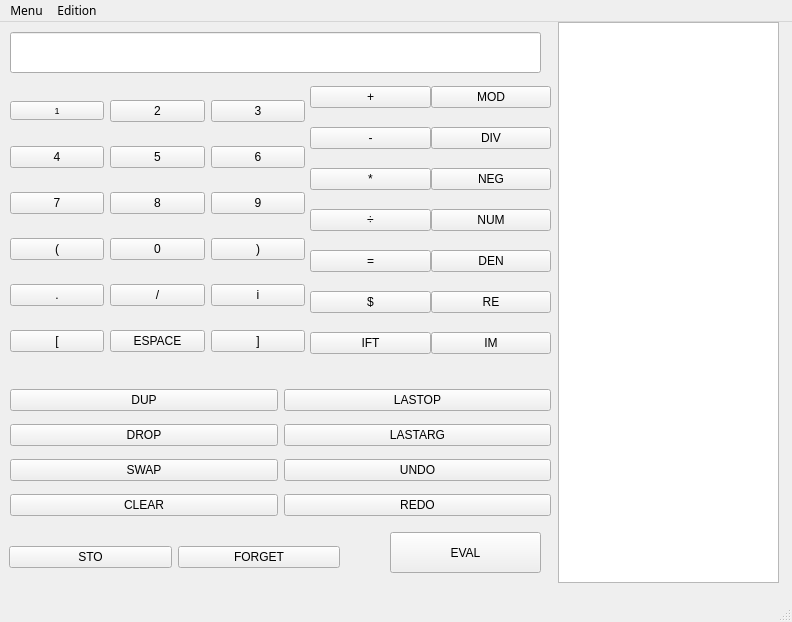
Above: Projetv2/calculatrice.ui from Tyrannas/LO21---P16 before the change. Below: the same form after it.
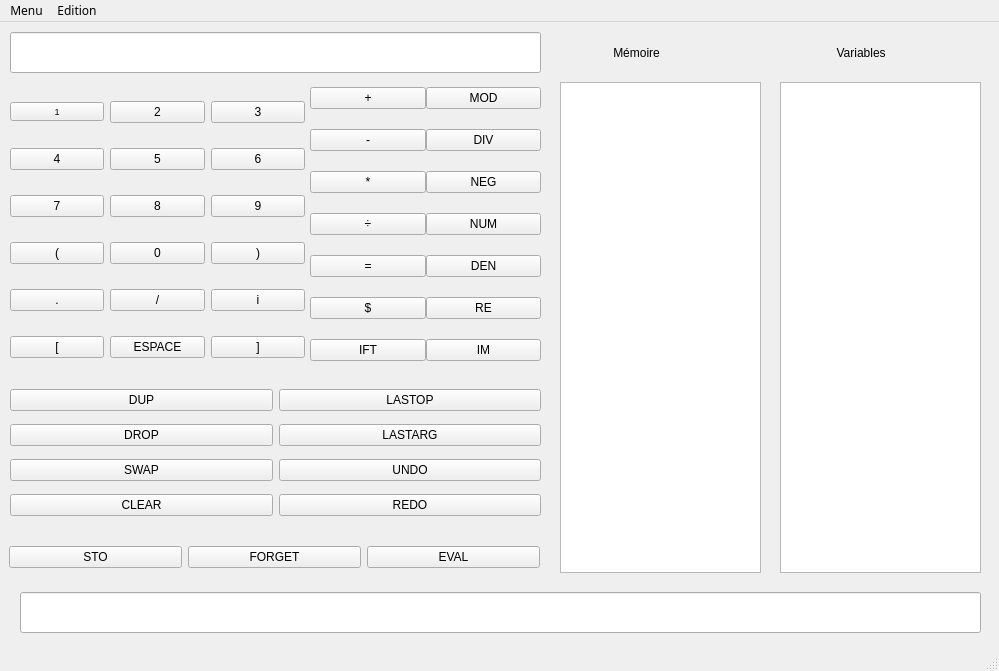
That is the form after the change.

Patch:
```diff
--- a/Projetv2/calculatrice.ui
+++ b/Projetv2/calculatrice.ui
@@ -6,8 +6,8 @@
    <rect>
     <x>0</x>
     <y>0</y>
-    <width>792</width>
-    <height>622</height>
+    <width>999</width>
+    <height>671</height>
    </rect>
   </property>
   <property name="windowTitle">
@@ -36,7 +36,7 @@
       <x>10</x>
       <y>60</y>
       <width>295</width>
-      <height>291</height>
+      <height>301</height>
      </rect>
     </property>
     <layout class="QGridLayout" name="gridLayout">
@@ -178,8 +178,8 @@
      <rect>
       <x>310</x>
       <y>60</y>
-      <width>241</width>
-      <height>281</height>
+      <width>231</width>
+      <height>288</height>
      </rect>
     </property>
     <layout class="QGridLayout" name="gridLayout_2">
@@ -294,7 +294,7 @@
      <rect>
       <x>10</x>
       <y>360</y>
-      <width>541</width>
+      <width>531</width>
       <height>141</height>
      </rect>
     </property>
@@ -357,26 +357,13 @@
      </item>
     </layout>
    </widget>
-   <widget class="QPushButton" name="pushButton_EVAL">
-    <property name="geometry">
-     <rect>
-      <x>390</x>
-      <y>510</y>
-      <width>151</width>
-      <height>41</height>
-     </rect>
-    </property>
-    <property name="text">
-     <string>EVAL</string>
-    </property>
-   </widget>
    <widget class="QListWidget" name="affPile">
     <property name="geometry">
      <rect>
-      <x>558</x>
-      <y>0</y>
-      <width>221</width>
-      <height>561</height>
+      <x>560</x>
+      <y>60</y>
+      <width>201</width>
+      <height>491</height>
      </rect>
     </property>
     <property name="font">
@@ -391,18 +378,11 @@
      <rect>
       <x>9</x>
       <y>510</y>
-      <width>331</width>
+      <width>531</width>
       <height>51</height>
      </rect>
     </property>
     <layout class="QGridLayout" name="gridLayout_4">
-     <item row="0" column="0">
-      <widget class="QPushButton" name="pushButton_STO">
-       <property name="text">
-        <string>STO</string>
-       </property>
-      </widget>
-     </item>
      <item row="0" column="1">
       <widget class="QPushButton" name="pushButton_FORGET">
        <property name="text">
@@ -410,15 +390,92 @@
        </property>
       </widget>
      </item>
+     <item row="0" column="0">
+      <widget class="QPushButton" name="pushButton_STO">
+       <property name="text">
+        <string>STO</string>
+       </property>
+      </widget>
+     </item>
+     <item row="0" column="2">
+      <widget class="QPushButton" name="pushButton_EVAL">
+       <property name="text">
+        <string>EVAL</string>
+       </property>
+      </widget>
+     </item>
     </layout>
    </widget>
+   <widget class="QLabel" name="label">
+    <property name="geometry">
+     <rect>
+      <x>560</x>
+      <y>10</y>
+      <width>201</width>
+      <height>41</height>
+     </rect>
+    </property>
+    <property name="text">
+     <string>                Mémoire</string>
+    </property>
+   </widget>
+   <widget class="QLabel" name="label_2">
+    <property name="geometry">
+     <rect>
+      <x>800</x>
+      <y>10</y>
+      <width>171</width>
+      <height>41</height>
+     </rect>
+    </property>
+    <property name="text">
+     <string>           Variables</string>
+    </property>
+   </widget>
+   <widget class="QTableView" name="tableView">
+    <property name="geometry">
+     <rect>
+      <x>780</x>
+      <y>60</y>
+      <width>201</width>
+      <height>491</height>
+     </rect>
+    </property>
+   </widget>
+   <widget class="QLineEdit" name="affErreur">
+    <property name="geometry">
+     <rect>
+      <x>20</x>
+      <y>570</y>
+      <width>961</width>
+      <height>41</height>
+     </rect>
+    </property>
+    <property name="font">
+     <font>
+      <family>Roboto Light</family>
+      <pointsize>11</pointsize>
+      <weight>75</weight>
+      <italic>true</italic>
+      <bold>true</bold>
+     </font>
+    </property>
+    <property name="autoFillBackground">
+     <bool>false</bool>
+    </property>
+    <property name="styleSheet">
+     <string notr="true">affErreur{
+color:rgb(255, 0, 0);
+}</string>
+    </property>
+   </widget>
   </widget>
   <widget class="QMenuBar" name="menubar">
    <property name="geometry">
     <rect>
      <x>0</x>
      <y>0</y>
-     <width>792</width>
+     <width>999</width>
      <height>26</height>
     </rect>
    </property>
```
